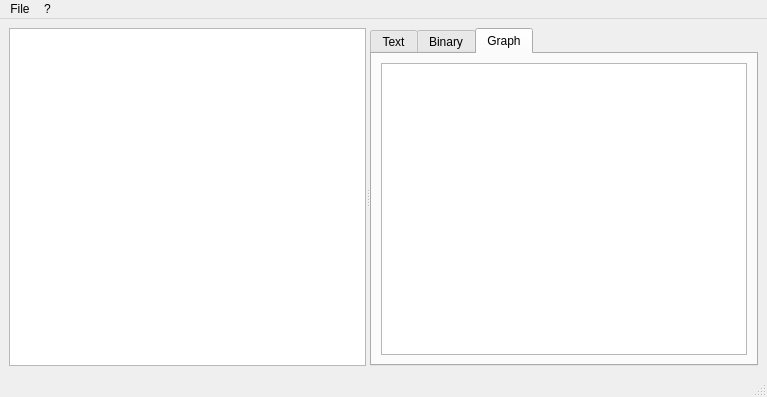
Above: src/mainwindow.ui from OSLL/sca before the change. Below: the same form after it.
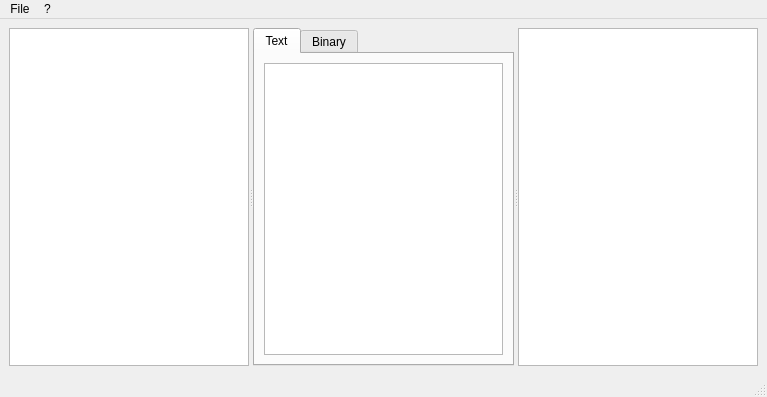
That is the form after the change. Custom widgets are drawn as their Qt base class.

Commit message: #4568: graphView transfered from ViewsTabs

```diff
--- a/src/mainwindow.ui
+++ b/src/mainwindow.ui
@@ -39,7 +39,7 @@
         <enum>QTabWidget::Rounded</enum>
        </property>
        <property name="currentIndex">
-        <number>2</number>
+        <number>0</number>
        </property>
        <property name="elideMode">
         <enum>Qt::ElideNone</enum>
@@ -75,14 +75,7 @@
          </item>
         </layout>
        </widget>
-       <widget class="QWidget" name="GraphViewTab">
-        <attribute name="title">
-         <string>Graph</string>
-        </attribute>
-        <layout class="QHBoxLayout" name="horizontalLayout_4">
-         <item>
-          <layout class="QGridLayout" name="gridLayout_3">
-           <item row="0" column="0">
+      </widget>
             <widget class="GraphView" name="graphViewer">
              <property name="interactive">
               <bool>true</bool>
@@ -90,12 +83,6 @@
              <property name="dragMode">
               <enum>QGraphicsView::RubberBandDrag</enum>
              </property>
-            </widget>
-           </item>
-          </layout>
-         </item>
-        </layout>
-       </widget>
       </widget>
      </widget>
     </item>
```
Lines whose indentation alone changed are shown as unchanged.
